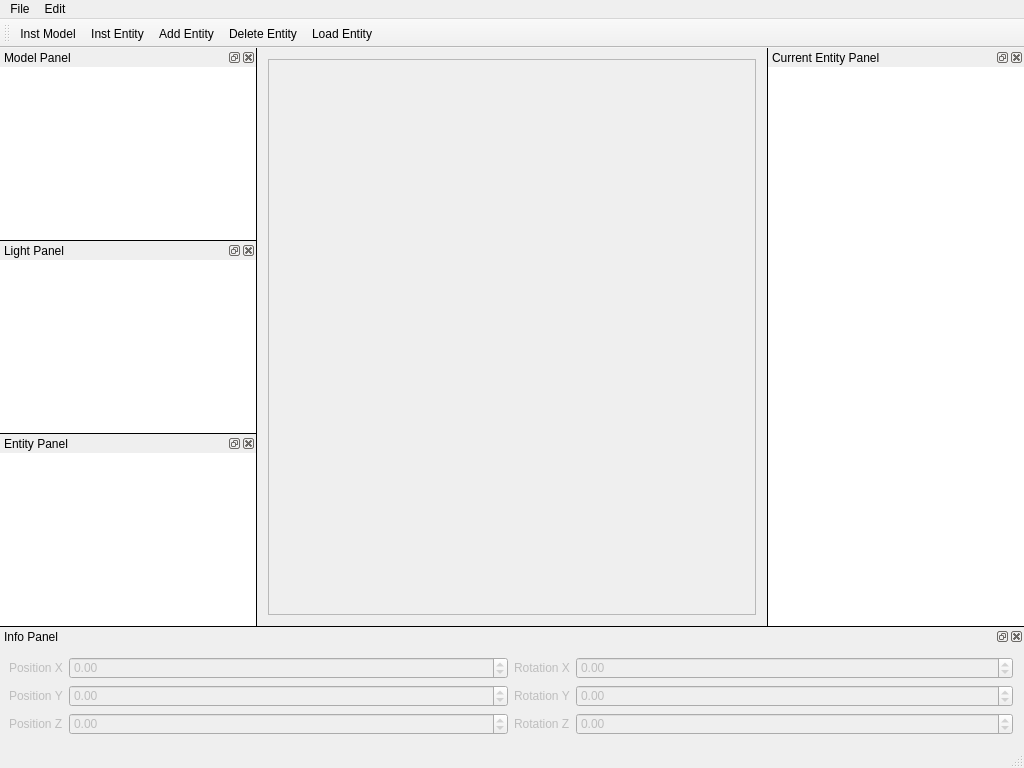
ShrademnThill/ogre-construction-set, file sources/MainWindow.ui: the form before one commit.
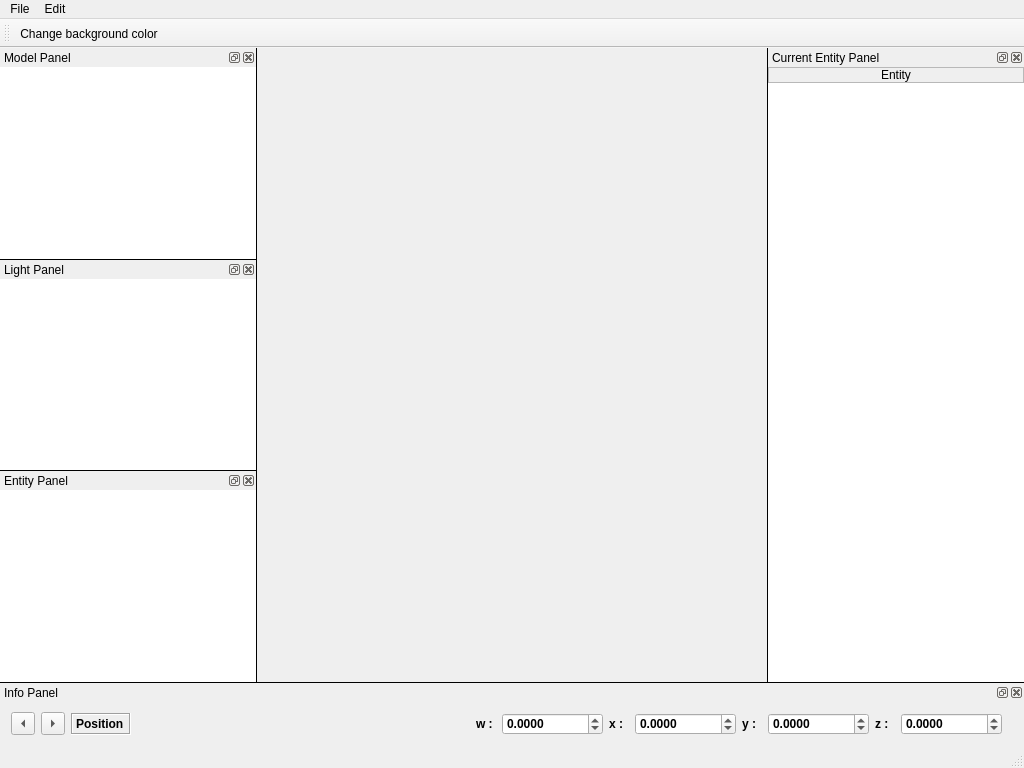
The form after the commit. The open tabs and pages were chosen to show the change.

```diff
--- a/sources/MainWindow.ui
+++ b/sources/MainWindow.ui
@@ -28,20 +28,7 @@
   <property name="dockOptions">
    <set>QMainWindow::AllowNestedDocks|QMainWindow::AllowTabbedDocks|QMainWindow::AnimatedDocks</set>
   </property>
-  <widget class="QWidget" name="centralWidget">
-   <layout class="QHBoxLayout" name="horizontalLayout_5">
-    <item>
-     <widget class="QFrame" name="frame">
-      <property name="frameShape">
-       <enum>QFrame::StyledPanel</enum>
-      </property>
-      <property name="frameShadow">
-       <enum>QFrame::Raised</enum>
-      </property>
-     </widget>
-    </item>
-   </layout>
-  </widget>
+  <widget class="QWidget" name="centralWidget"/>
   <widget class="QMenuBar" name="menuBar">
    <property name="geometry">
     <rect>
@@ -83,11 +70,7 @@
    <attribute name="toolBarBreak">
     <bool>false</bool>
    </attribute>
-   <addaction name="actionInstModel"/>
-   <addaction name="actionInstEntity"/>
-   <addaction name="actionAddEntity"/>
-   <addaction name="actionDeleteEntity"/>
-   <addaction name="actionLoadEntity"/>
+   <addaction name="actionChangeBackgroundColor"/>
   </widget>
   <widget class="QStatusBar" name="statusBar"/>
   <widget class="QDockWidget" name="modelWidget">
@@ -128,9 +111,6 @@
        <property name="horizontalScrollMode">
         <enum>QAbstractItemView::ScrollPerPixel</enum>
        </property>
-       <attribute name="horizontalHeaderDefaultSectionSize">
-        <number>150</number>
-       </attribute>
        <attribute name="horizontalHeaderStretchLastSection">
         <bool>true</bool>
        </attribute>
@@ -242,128 +222,544 @@
     <number>8</number>
    </attribute>
    <widget class="QWidget" name="infoWidgetContents">
-    <property name="enabled">
-     <bool>false</bool>
-    </property>
     <layout class="QHBoxLayout" name="horizontalLayout">
-     <property name="leftMargin">
-      <number>9</number>
+     <property name="topMargin">
+      <number>0</number>
      </property>
+     <property name="bottomMargin">
+      <number>0</number>
+     </property>
      <item>
-      <layout class="QFormLayout" name="position">
-       <property name="fieldGrowthPolicy">
-        <enum>QFormLayout::AllNonFixedFieldsGrow</enum>
+      <widget class="QToolButton" name="prevToolButton">
+       <property name="text">
+        <string>...</string>
        </property>
-       <property name="verticalSpacing">
-        <number>6</number>
+       <property name="arrowType">
+        <enum>Qt::LeftArrow</enum>
        </property>
-       <item row="0" column="0">
-        <widget class="QLabel" name="positionXLabel">
-         <property name="text">
-          <string>Position X</string>
-         </property>
-        </widget>
-       </item>
-       <item row="0" column="1">
-        <widget class="QDoubleSpinBox" name="positionXDoubleSpinBox">
-         <property name="minimum">
-          <double>-999999999.000000000000000</double>
-         </property>
-         <property name="maximum">
-          <double>999999999.000000000000000</double>
-         </property>
-        </widget>
-       </item>
-       <item row="1" column="0">
-        <widget class="QLabel" name="positionYLabel">
-         <property name="text">
-          <string>Position Y</string>
-         </property>
-        </widget>
-       </item>
-       <item row="1" column="1">
-        <widget class="QDoubleSpinBox" name="positionYDoubleSpinBox">
-         <property name="minimum">
-          <double>-999999999.000000000000000</double>
-         </property>
-         <property name="maximum">
-          <double>999999999.000000000000000</double>
-         </property>
-        </widget>
-       </item>
-       <item row="2" column="0">
-        <widget class="QLabel" name="positionZLabel">
-         <property name="text">
-          <string>Position Z</string>
-         </property>
-        </widget>
-       </item>
-       <item row="2" column="1">
-        <widget class="QDoubleSpinBox" name="positionZDoubleSpinBox">
-         <property name="minimum">
-          <double>-999999999.000000000000000</double>
-         </property>
-         <property name="maximum">
-          <double>999999999.000000000000000</double>
-         </property>
-        </widget>
-       </item>
-      </layout>
+      </widget>
      </item>
      <item>
-      <layout class="QFormLayout" name="orientation">
-       <item row="0" column="0">
-        <widget class="QLabel" name="rotationXLabel">
-         <property name="text">
-          <string>Rotation X</string>
-         </property>
-        </widget>
-       </item>
-       <item row="0" column="1">
-        <widget class="QDoubleSpinBox" name="rotationXDoubleSpinBox">
-         <property name="minimum">
-          <double>-999999999.000000000000000</double>
-         </property>
-         <property name="maximum">
-          <double>999999999.000000000000000</double>
-         </property>
-        </widget>
-       </item>
-       <item row="1" column="0">
-        <widget class="QLabel" name="rotationYLabel">
-         <property name="text">
-          <string>Rotation Y</string>
-         </property>
-        </widget>
-       </item>
-       <item row="1" column="1">
-        <widget class="QDoubleSpinBox" name="rotationYDoubleSpinBox">
-         <property name="minimum">
-          <double>-999999999.000000000000000</double>
-         </property>
-         <property name="maximum">
-          <double>999999999.000000000000000</double>
-         </property>
-        </widget>
-       </item>
-       <item row="2" column="0">
-        <widget class="QLabel" name="rotationZLabel">
-         <property name="text">
-          <string>Rotation Z</string>
-         </property>
-        </widget>
-       </item>
-       <item row="2" column="1">
-        <widget class="QDoubleSpinBox" name="rotationZDoubleSpinBox">
-         <property name="minimum">
-          <double>-999999999.000000000000000</double>
-         </property>
-         <property name="maximum">
-          <double>999999999.000000000000000</double>
-         </property>
-        </widget>
-       </item>
-      </layout>
+      <widget class="QToolButton" name="nextToolButton">
+       <property name="text">
+        <string>...</string>
+       </property>
+       <property name="arrowType">
+        <enum>Qt::RightArrow</enum>
+       </property>
+      </widget>
+     </item>
+     <item>
+      <widget class="QLabel" name="currentInfo">
+       <property name="minimumSize">
+        <size>
+         <width>60</width>
+         <height>0</height>
+        </size>
+       </property>
+       <property name="maximumSize">
+        <size>
+         <width>16777215</width>
+         <height>22</height>
+        </size>
+       </property>
+       <property name="font">
+        <font>
+         <weight>75</weight>
+         <bold>true</bold>
+        </font>
+       </property>
+       <property name="frameShape">
+        <enum>QFrame::Box</enum>
+       </property>
+       <property name="frameShadow">
+        <enum>QFrame::Sunken</enum>
+       </property>
+       <property name="text">
+        <string>Position</string>
+       </property>
+      </widget>
+     </item>
+     <item>
+      <spacer name="horizontalSpacer_4">
+       <property name="orientation">
+        <enum>Qt::Horizontal</enum>
+       </property>
+       <property name="sizeType">
+        <enum>QSizePolicy::Preferred</enum>
+       </property>
+       <property name="sizeHint" stdset="0">
+        <size>
+         <width>800</width>
+         <height>20</height>
+        </size>
+       </property>
+      </spacer>
+     </item>
+     <item>
+      <widget class="QStackedWidget" name="transformationStackedWidget">
+       <property name="font">
+        <font>
+         <weight>75</weight>
+         <bold>true</bold>
+        </font>
+       </property>
+       <property name="currentIndex">
+        <number>0</number>
+       </property>
+       <widget class="QWidget" name="position">
+        <layout class="QHBoxLayout" name="horizontalLayout_5">
+         <item>
+          <widget class="QLabel" name="pXLabel">
+           <property name="sizePolicy">
+            <sizepolicy hsizetype="Fixed" vsizetype="Preferred">
+             <horstretch>0</horstretch>
+             <verstretch>0</verstretch>
+            </sizepolicy>
+           </property>
+           <property name="minimumSize">
+            <size>
+             <width>20</width>
+             <height>0</height>
+            </size>
+           </property>
+           <property name="font">
+            <font>
+             <weight>75</weight>
+             <bold>true</bold>
+            </font>
+           </property>
+           <property name="text">
+            <string>x :</string>
+           </property>
+          </widget>
+         </item>
+         <item>
+          <widget class="QDoubleSpinBox" name="pXDoubleSpinBox">
+           <property name="decimals">
+            <number>4</number>
+           </property>
+           <property name="minimum">
+            <double>-999999999.000000000000000</double>
+           </property>
+           <property name="maximum">
+            <double>999999999.000000000000000</double>
+           </property>
+          </widget>
+         </item>
+         <item>
+          <widget class="QLabel" name="pYLabel">
+           <property name="sizePolicy">
+            <sizepolicy hsizetype="Fixed" vsizetype="Preferred">
+             <horstretch>0</horstretch>
+             <verstretch>0</verstretch>
+            </sizepolicy>
+           </property>
+           <property name="minimumSize">
+            <size>
+             <width>20</width>
+             <height>0</height>
+            </size>
+           </property>
+           <property name="font">
+            <font>
+             <weight>75</weight>
+             <bold>true</bold>
+            </font>
+           </property>
+           <property name="text">
+            <string>y :</string>
+           </property>
+          </widget>
+         </item>
+         <item>
+          <widget class="QDoubleSpinBox" name="pYDoubleSpinBox">
+           <property name="decimals">
+            <number>4</number>
+           </property>
+           <property name="minimum">
+            <double>-999999999.000000000000000</double>
+           </property>
+           <property name="maximum">
+            <double>999999999.000000000000000</double>
+           </property>
+          </widget>
+         </item>
+         <item>
+          <widget class="QLabel" name="pZLabel">
+           <property name="sizePolicy">
+            <sizepolicy hsizetype="Fixed" vsizetype="Preferred">
+             <horstretch>0</horstretch>
+             <verstretch>0</verstretch>
+            </sizepolicy>
+           </property>
+           <property name="minimumSize">
+            <size>
+             <width>20</width>
+             <height>0</height>
+            </size>
+           </property>
+           <property name="font">
+            <font>
+             <weight>75</weight>
+             <bold>true</bold>
+            </font>
+           </property>
+           <property name="text">
+            <string>z :</string>
+           </property>
+          </widget>
+         </item>
+         <item>
+          <widget class="QDoubleSpinBox" name="pZDoubleSpinBox">
+           <property name="decimals">
+            <number>4</number>
+           </property>
+           <property name="minimum">
+            <double>-999999999.000000000000000</double>
+           </property>
+           <property name="maximum">
+            <double>999999999.000000000000000</double>
+           </property>
+          </widget>
+         </item>
+         <item>
+          <spacer name="horizontalSpacer">
+           <property name="orientation">
+            <enum>Qt::Horizontal</enum>
+           </property>
+           <property name="sizeHint" stdset="0">
+            <size>
+             <width>40</width>
+             <height>20</height>
+            </size>
+           </property>
+          </spacer>
+         </item>
+        </layout>
+       </widget>
+       <widget class="QWidget" name="orientation">
+        <layout class="QHBoxLayout" name="horizontalLayout_7">
+         <item>
+          <widget class="QLabel" name="oWLabel">
+           <property name="sizePolicy">
+            <sizepolicy hsizetype="Fixed" vsizetype="Preferred">
+             <horstretch>0</horstretch>
+             <verstretch>0</verstretch>
+            </sizepolicy>
+           </property>
+           <property name="minimumSize">
+            <size>
+             <width>20</width>
+             <height>0</height>
+            </size>
+           </property>
+           <property name="font">
+            <font>
+             <weight>75</weight>
+             <bold>true</bold>
+            </font>
+           </property>
+           <property name="text">
+            <string>w :</string>
+           </property>
+          </widget>
+         </item>
+         <item>
+          <widget class="QDoubleSpinBox" name="oWDoubleSpinBox">
+           <property name="decimals">
+            <number>4</number>
+           </property>
+           <property name="minimum">
+            <double>-999999999.000000000000000</double>
+           </property>
+           <property name="maximum">
+            <double>999999999.000000000000000</double>
+           </property>
+           <property name="singleStep">
+            <double>0.100000000000000</double>
+           </property>
+          </widget>
+         </item>
+         <item>
+          <widget class="QLabel" name="oXLabel">
+           <property name="sizePolicy">
+            <sizepolicy hsizetype="Fixed" vsizetype="Preferred">
+             <horstretch>0</horstretch>
+             <verstretch>0</verstretch>
+            </sizepolicy>
+           </property>
+           <property name="minimumSize">
+            <size>
+             <width>20</width>
+             <height>0</height>
+            </size>
+           </property>
+           <property name="font">
+            <font>
+             <weight>75</weight>
+             <bold>true</bold>
+            </font>
+           </property>
+           <property name="text">
+            <string>x :</string>
+           </property>
+          </widget>
+         </item>
+         <item>
+          <widget class="QDoubleSpinBox" name="oXDoubleSpinBox">
+           <property name="decimals">
+            <number>4</number>
+           </property>
+           <property name="minimum">
+            <double>-999999999.000000000000000</double>
+           </property>
+           <property name="maximum">
+            <double>999999999.000000000000000</double>
+           </property>
+           <property name="singleStep">
+            <double>0.100000000000000</double>
+           </property>
+          </widget>
+         </item>
+         <item>
+          <widget class="QLabel" name="oYLabel">
+           <property name="sizePolicy">
+            <sizepolicy hsizetype="Fixed" vsizetype="Preferred">
+             <horstretch>0</horstretch>
+             <verstretch>0</verstretch>
+            </sizepolicy>
+           </property>
+           <property name="minimumSize">
+            <size>
+             <width>20</width>
+             <height>0</height>
+            </size>
+           </property>
+           <property name="font">
+            <font>
+             <weight>75</weight>
+             <bold>true</bold>
+            </font>
+           </property>
+           <property name="text">
+            <string>y :</string>
+           </property>
+          </widget>
+         </item>
+         <item>
+          <widget class="QDoubleSpinBox" name="oYDoubleSpinBox">
+           <property name="decimals">
+            <number>4</number>
+           </property>
+           <property name="minimum">
+            <double>-999999999.000000000000000</double>
+           </property>
+           <property name="maximum">
+            <double>999999999.000000000000000</double>
+           </property>
+           <property name="singleStep">
+            <double>0.100000000000000</double>
+           </property>
+          </widget>
+         </item>
+         <item>
+          <widget class="QLabel" name="oZLabel">
+           <property name="sizePolicy">
+            <sizepolicy hsizetype="Fixed" vsizetype="Preferred">
+             <horstretch>0</horstretch>
+             <verstretch>0</verstretch>
+            </sizepolicy>
+           </property>
+           <property name="minimumSize">
+            <size>
+             <width>20</width>
+             <height>0</height>
+            </size>
+           </property>
+           <property name="font">
+            <font>
+             <weight>75</weight>
+             <bold>true</bold>
+            </font>
+           </property>
+           <property name="text">
+            <string>z :</string>
+           </property>
+          </widget>
+         </item>
+         <item>
+          <widget class="QDoubleSpinBox" name="oZDoubleSpinBox">
+           <property name="decimals">
+            <number>4</number>
+           </property>
+           <property name="minimum">
+            <double>-999999999.000000000000000</double>
+           </property>
+           <property name="maximum">
+            <double>999999999.000000000000000</double>
+           </property>
+           <property name="singleStep">
+            <double>0.100000000000000</double>
+           </property>
+          </widget>
+         </item>
+         <item>
+          <spacer name="horizontalSpacer_2">
+           <property name="orientation">
+            <enum>Qt::Horizontal</enum>
+           </property>
+           <property name="sizeHint" stdset="0">
+            <size>
+             <width>40</width>
+             <height>20</height>
+            </size>
+           </property>
+          </spacer>
+         </item>
+        </layout>
+       </widget>
+       <widget class="QWidget" name="scale">
+        <layout class="QHBoxLayout" name="horizontalLayout_6">
+         <item>
+          <widget class="QLabel" name="sXLabel">
+           <property name="sizePolicy">
+            <sizepolicy hsizetype="Fixed" vsizetype="Preferred">
+             <horstretch>0</horstretch>
+             <verstretch>0</verstretch>
+            </sizepolicy>
+           </property>
+           <property name="minimumSize">
+            <size>
+             <width>20</width>
+             <height>0</height>
+            </size>
+           </property>
+           <property name="font">
+            <font>
+             <weight>75</weight>
+             <bold>true</bold>
+            </font>
+           </property>
+           <property name="text">
+            <string>x :</string>
+           </property>
+          </widget>
+         </item>
+         <item>
+          <widget class="QDoubleSpinBox" name="sXDoubleSpinBox">
+           <property name="decimals">
+            <number>4</number>
+           </property>
+           <property name="minimum">
+            <double>-999999999.000000000000000</double>
+           </property>
+           <property name="maximum">
+            <double>999999999.000000000000000</double>
+           </property>
+           <property name="singleStep">
+            <double>0.100000000000000</double>
+           </property>
+          </widget>
+         </item>
+         <item>
+          <widget class="QLabel" name="sYLabel">
+           <property name="sizePolicy">
+            <sizepolicy hsizetype="Fixed" vsizetype="Preferred">
+             <horstretch>0</horstretch>
+             <verstretch>0</verstretch>
+            </sizepolicy>
+           </property>
+           <property name="minimumSize">
+            <size>
+             <width>20</width>
+             <height>0</height>
+            </size>
+           </property>
+           <property name="font">
+            <font>
+             <weight>75</weight>
+             <bold>true</bold>
+            </font>
+           </property>
+           <property name="text">
+            <string>y :</string>
+           </property>
+          </widget>
+         </item>
+         <item>
+          <widget class="QDoubleSpinBox" name="sYDoubleSpinBox">
+           <property name="decimals">
+            <number>4</number>
+           </property>
+           <property name="minimum">
+            <double>-999999999.000000000000000</double>
+           </property>
+           <property name="maximum">
+            <double>999999999.000000000000000</double>
+           </property>
+           <property name="singleStep">
+            <double>0.100000000000000</double>
+           </property>
+          </widget>
+         </item>
+         <item>
+          <widget class="QLabel" name="sZLabel">
+           <property name="sizePolicy">
+            <sizepolicy hsizetype="Fixed" vsizetype="Preferred">
+             <horstretch>0</horstretch>
+             <verstretch>0</verstretch>
+            </sizepolicy>
+           </property>
+           <property name="minimumSize">
+            <size>
+             <width>20</width>
+             <height>0</height>
+            </size>
+           </property>
+           <property name="font">
+            <font>
+             <weight>75</weight>
+             <bold>true</bold>
+            </font>
+           </property>
+           <property name="text">
+            <string>z :</string>
+           </property>
+          </widget>
+         </item>
+         <item>
+          <widget class="QDoubleSpinBox" name="sZDoubleSpinBox">
+           <property name="decimals">
+            <number>4</number>
+           </property>
+           <property name="minimum">
+            <double>-999999999.000000000000000</double>
+           </property>
+           <property name="maximum">
+            <double>999999999.000000000000000</double>
+           </property>
+           <property name="singleStep">
+            <double>0.100000000000000</double>
+           </property>
+          </widget>
+         </item>
+         <item>
+          <spacer name="horizontalSpacer_3">
+           <property name="orientation">
+            <enum>Qt::Horizontal</enum>
+           </property>
+           <property name="sizeHint" stdset="0">
+            <size>
+             <width>40</width>
+             <height>20</height>
+            </size>
+           </property>
+          </spacer>
+         </item>
+        </layout>
+       </widget>
+      </widget>
      </item>
     </layout>
    </widget>
@@ -376,7 +772,7 @@
     <number>2</number>
    </attribute>
    <widget class="QWidget" name="dockWidgetContents">
-    <layout class="QHBoxLayout" name="horizontalLayout_4">
+    <layout class="QVBoxLayout" name="verticalLayout">
      <property name="spacing">
       <number>0</number>
      </property>
@@ -384,19 +780,32 @@
       <number>0</number>
      </property>
      <item>
-      <widget class="QTableView" name="currentEntityTableView">
+      <widget class="QLabel" name="label">
+       <property name="frameShape">
+        <enum>QFrame::StyledPanel</enum>
+       </property>
+       <property name="frameShadow">
+        <enum>QFrame::Raised</enum>
+       </property>
+       <property name="text">
+        <string>Entity</string>
+       </property>
+       <property name="alignment">
+        <set>Qt::AlignCenter</set>
+       </property>
+      </widget>
+     </item>
+     <item>
+      <widget class="QListView" name="currentEntityListView">
        <property name="frameShape">
         <enum>QFrame::NoFrame</enum>
        </property>
-       <attribute name="horizontalHeaderStretchLastSection">
-        <bool>true</bool>
-       </attribute>
-       <attribute name="verticalHeaderVisible">
-        <bool>false</bool>
-       </attribute>
-       <attribute name="verticalHeaderDefaultSectionSize">
-        <number>13</number>
-       </attribute>
+       <property name="selectionMode">
+        <enum>QAbstractItemView::ExtendedSelection</enum>
+       </property>
+       <property name="selectionBehavior">
+        <enum>QAbstractItemView::SelectRows</enum>
+       </property>
       </widget>
      </item>
     </layout>
@@ -425,7 +834,7 @@
   </action>
   <action name="actionInstModel">
    <property name="text">
-    <string>Inst Model</string>
+    <string>Instanciate Model</string>
    </property>
    <property name="toolTip">
     <string>Add Item</string>
@@ -459,7 +868,89 @@
   </action>
   <action name="actionInstEntity">
    <property name="text">
-    <string>Inst Entity</string>
+    <string>Instanciate Entity</string>
+   </property>
+  </action>
+  <action name="actionChangeBackgroundColor">
+   <property name="text">
+    <string>Change background color</string>
+   </property>
+  </action>
+  <action name="actionEditEntity">
+   <property name="text">
+    <string>Edit Entity</string>
+   </property>
+  </action>
+  <action name="actionActiveGrid">
+   <property name="checkable">
+    <bool>true</bool>
+   </property>
+   <property name="text">
+    <string>Active Grid</string>
+   </property>
+  </action>
+  <action name="actionConstraintX">
+   <property name="checkable">
+    <bool>true</bool>
+   </property>
+   <property name="text">
+    <string>Constraint X</string>
+   </property>
+  </action>
+  <action name="actionConstraintY">
+   <property name="checkable">
+    <bool>true</bool>
+   </property>
+   <property name="text">
+    <string>Constraint Y</string>
+   </property>
+  </action>
+  <action name="actionConstraintZ">
+   <property name="checkable">
+    <bool>true</bool>
+   </property>
+   <property name="text">
+    <string>Constraint Z</string>
+   </property>
+  </action>
+  <action name="actionSave">
+   <property name="text">
+    <string>Save</string>
+   </property>
+   <property name="shortcut">
+    <string>Ctrl+S</string>
+   </property>
+  </action>
+  <action name="actionLoad">
+   <property name="text">
+    <string>Load</string>
+   </property>
+   <property name="shortcut">
+    <string>Ctrl+L</string>
+   </property>
+  </action>
+  <action name="actionExit">
+   <property name="text">
+    <string>Exit</string>
+   </property>
+   <property name="shortcut">
+    <string>Ctrl+Q</string>
+   </property>
+  </action>
+  <action name="actionSettings">
+   <property name="text">
+    <string>Settings</string>
+   </property>
+   <property name="toolTip">
+    <string>Settings</string>
+   </property>
+  </action>
+  <action name="actionLock">
+   <property name="checkable">
+    <bool>true</bool>
+   </property>
+   <property name="text">
+    <string>Lock panels</string>
    </property>
   </action>
  </widget>
```
Left out of the diff: 84 changed lines with no effect on the pictures.
